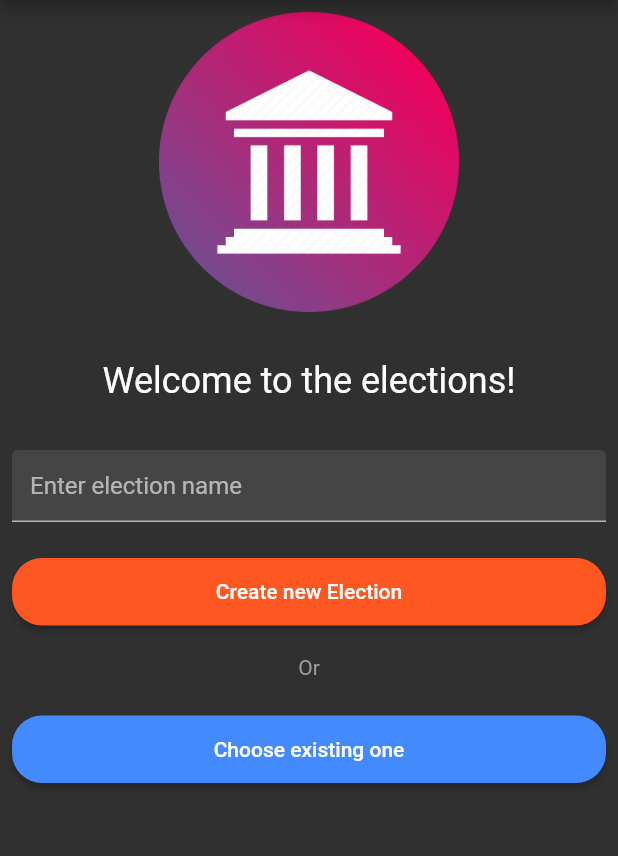
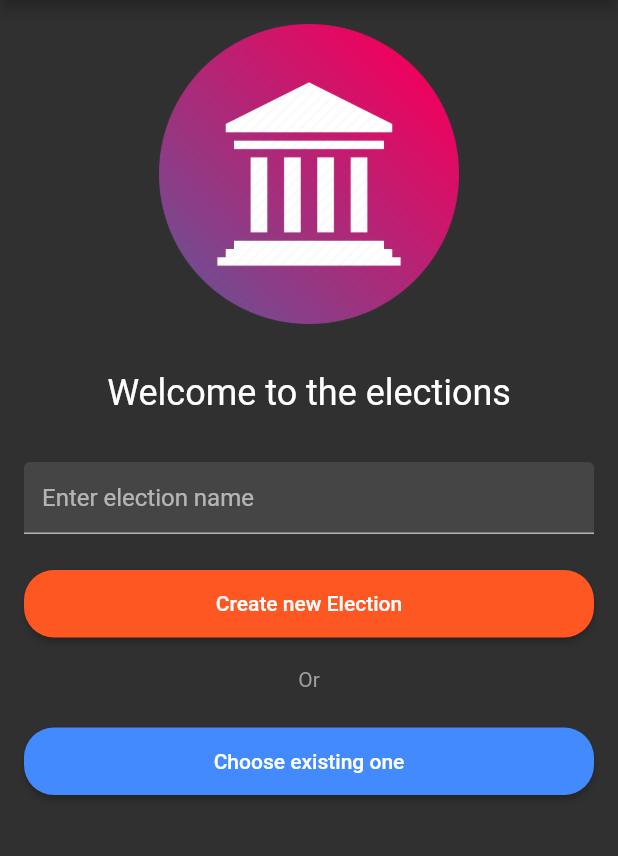
Before and after one commit to diogosequeira94/elections_voting_dapp, a Flutter app: the screen it shows after launch, on a phone screen of 412 x 824 dp, the part 84-940 px from its top. Run offline on Flutter 3.47's test engine with Material 2 defaults, Android fonts, the phone set to English and light mode, and no system bars; our stand-ins replace bloc, equatable, flutter_bloc; missing offline and left inert: web3dart; statements that could not run were skipped; project files that could hold a hidden picture were left out.

Commit message:
increased paddings

```diff
--- a/lib/view/home_page.dart
+++ b/lib/view/home_page.dart
@@ -37,7 +37,7 @@ class HomePage extends StatelessWidget {
         },
         builder: (context, state) {
           return Padding(
-            padding: const EdgeInsets.all(8.0),
+            padding: const EdgeInsets.all(16.0),
             child: Center(
               child: Column(
                 crossAxisAlignment: CrossAxisAlignment.center,
@@ -50,7 +50,7 @@ class HomePage extends StatelessWidget {
                   const Padding(
                     padding: EdgeInsets.symmetric(vertical: 32.0),
                     child: Text(
-                      'Welcome to the elections!',
+                      'Welcome to the elections',
                       style: TextStyle(fontSize: 24.0),
                       textAlign: TextAlign.center,
                     ),
```
